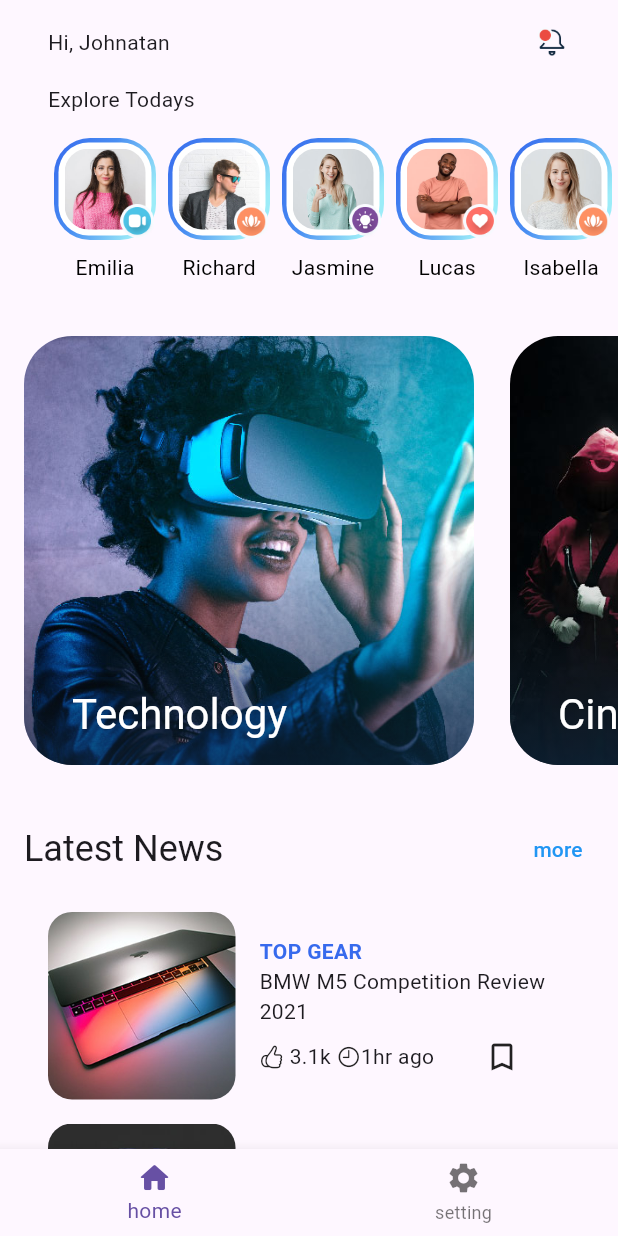
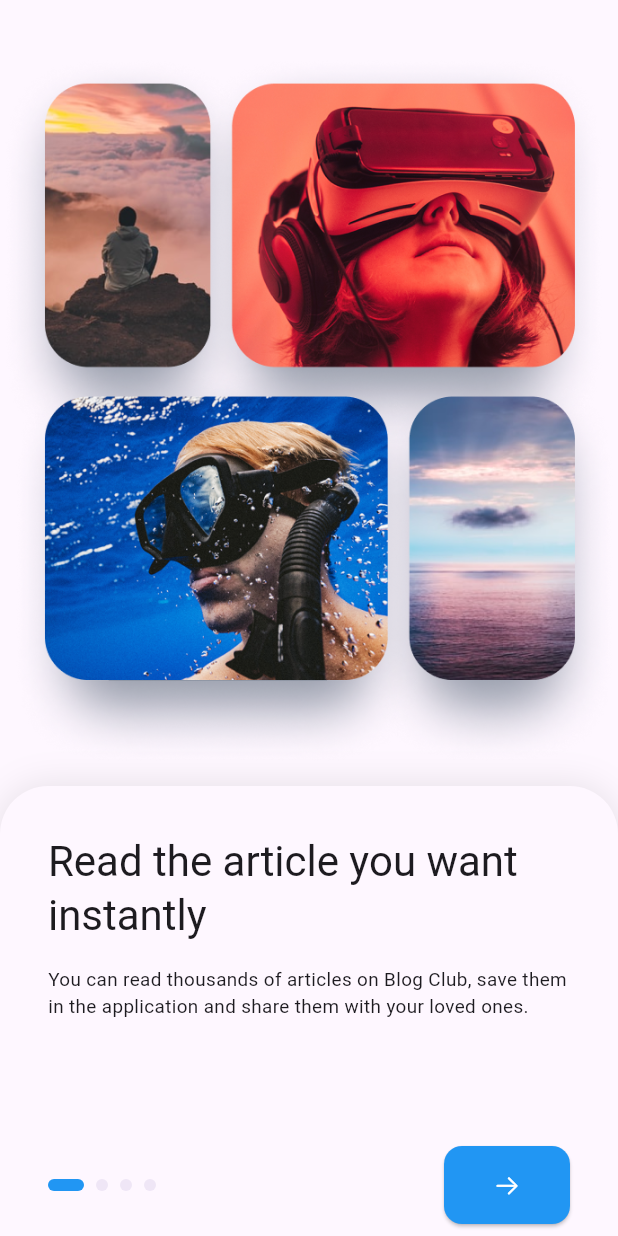
Before and after one commit to AmirhosseinBaghi/blog-club, a Flutter app: the screen it shows after launch, on a phone screen of 412 x 824 dp. Run offline on Flutter 3.47's test engine with Material 3 defaults, Android fonts, the phone set to English and light mode, and no system bars; drawn by our look-alikes of smooth_page_indicator; our stand-ins replace flutter_svg.

Commit message:
onboarding page

```diff
--- a/lib/main.dart
+++ b/lib/main.dart
@@ -1,9 +1,6 @@
-import 'package:blog_club/homepage.dart';
 import 'package:blog_club/splashscreen.dart';
-import 'package:flutter/cupertino.dart';
 
 import 'package:flutter/material.dart';
-import 'package:flutter/widgets.dart';
 
 void main() {
   runApp(const MyApp());
@@ -21,7 +18,12 @@ class MyApp extends StatelessWidget {
     return MaterialApp(
       debugShowCheckedModeBanner: false,
       title: 'Flutter Demo',
-      theme: ThemeData(
+      theme: ThemeData(elevatedButtonTheme: const ElevatedButtonThemeData(
+        style: ButtonStyle(
+          iconColor: MaterialStatePropertyAll(Colors.white),
+          backgroundColor: MaterialStatePropertyAll(Colors.blue)
+        )
+      ),
         primarySwatch: Colors.blue,
         textTheme: const TextTheme(
             headlineLarge: TextStyle(
@@ -44,7 +46,7 @@ class MyApp extends StatelessWidget {
                 fontSize: 12)),
       ),
       // home: const MyHomeScreen(),
-      home: SplashScreen(),
+      home: const SplashScreen(),
     );
   }
 }
@@ -55,7 +57,9 @@ class bottomnav extends StatelessWidget {
 
   @override
   Widget build(BuildContext context) {
-    return BottomNavigationBar(items: [
+    return BottomNavigationBar(
+      selectedItemColor: Color.fromARGB(255, 26, 123, 214),
+      items: [
       BottomNavigationBarItem(
       icon: Icon(Icons.home_rounded),
       label: "home"
--- /dev/null
+++ b/lib/onboarding.dart
@@ -0,0 +1,131 @@
+import 'package:blog_club/data.dart';
+import 'package:flutter/cupertino.dart';
+import 'package:flutter/material.dart';
+import 'package:smooth_page_indicator/smooth_page_indicator.dart';
+
+class OnBoardingScreen extends StatefulWidget {
+  const OnBoardingScreen({Key? key}) : super(key: key);
+
+  @override
+  State<OnBoardingScreen> createState() => _OnBoardingScreenState();
+}
+
+class _OnBoardingScreenState extends State<OnBoardingScreen> {
+  final PageController _pageController = PageController();
+  final items = AppDatabase.onBoardingItems;
+
+  int page = 0;
+  @override
+  void initState() {
+    _pageController.addListener(() {
+      if (_pageController.page!.round() != page) {
+        setState(() {
+          page = _pageController.page!.round();
+          debugPrint('Onboarding: Selected Page -> $page');
+        });
+      }
+    });
+    super.initState();
+  }
+
+  @override
+  Widget build(BuildContext context) {
+    final ThemeData themeData = Theme.of(context);
+    return Scaffold(
+      backgroundColor: themeData.colorScheme.background,
+      body: SafeArea(
+        child: Column(
+          children: [
+            Expanded(
+              child: Padding(
+                padding: const EdgeInsets.only(top: 32, bottom: 8),
+                child: Image.asset('assets/img/background/onboarding.png'),
+              ),
+            ),
+            Container(
+              height: 300,
+              decoration: BoxDecoration(
+                  color: themeData.colorScheme.surface,
+                  boxShadow: [
+                    BoxShadow(
+                      blurRadius: 20,
+                      color: Colors.black.withOpacity(0.1),
+                    )
+                  ],
+                  borderRadius: const BorderRadius.only(
+                      topLeft: Radius.circular(32),
+                      topRight: Radius.circular(32))),
+              child: Column(
+                children: [
+                  Expanded(
+                    child: PageView.builder(
+                      itemCount: items.length,
+                      controller: _pageController,
+                      itemBuilder: (context, index) {
+                        return Padding(
+                          padding: const EdgeInsets.all(32),
+                          child: Column(
+                            crossAxisAlignment: CrossAxisAlignment.start,
+                            children: [
+                              Text(
+                                items[index].title,
+                                style: themeData.textTheme.headline4,
+                              ),
+                              const SizedBox(
+                                height: 16,
+                              ),
+                              Text(
+                                items[index].description,
+                                style: themeData.textTheme.bodyMedium!
+                                    .apply(fontSizeFactor: 0.9),
+                              ),
+                            ],
+                          ),
+                        );
+                      },
+                    ),
+                  ),
+                  Container(
+                    height: 60,
+                    padding:
+                        const EdgeInsets.only(left: 32, right: 32, bottom: 8),
+                    child: Row(
+                      mainAxisAlignment: MainAxisAlignment.spaceBetween,
+                      children: [
+                        SmoothPageIndicator(
+                          controller: _pageController,
+                          count: items.length,
+                          effect: ExpandingDotsEffect(
+                              activeDotColor: Colors.blue,
+                              dotWidth: 8,
+                              dotHeight: 8,
+                              dotColor: themeData.colorScheme.primary
+                                  .withOpacity(0.1)),
+                        ),
+                        ElevatedButton(
+                          onPressed: () {
+
+                          },
+                          style: ButtonStyle(
+                              minimumSize:
+                                  MaterialStateProperty.all(const Size(84, 60)),
+                              shape: MaterialStateProperty.all(
+                                RoundedRectangleBorder(
+                                    borderRadius: BorderRadius.circular(12)),
+                              )),
+                          child: Icon(page == items.length - 1
+                              ? CupertinoIcons.check_mark
+                              : CupertinoIcons.arrow_right),
+                        )
+                      ],
+                    ),
+                  ),
+                ],
+              ),
+            ),
+          ],
+        ),
+      ),
+    );
+  }
+}
--- a/lib/splashscreen.dart
+++ b/lib/splashscreen.dart
@@ -1,4 +1,5 @@
 import 'package:blog_club/homepage.dart';
+import 'package:blog_club/onboarding.dart';
 import 'package:flutter/cupertino.dart';
 import 'package:flutter/material.dart';
 import 'package:flutter_svg/flutter_svg.dart';
@@ -16,7 +17,7 @@ class _SplashScreenState extends State<SplashScreen> {
     super.initState();
     Future.delayed(Duration(seconds: 2)).then(
         (value) => Navigator.of(context).pushReplacement(MaterialPageRoute(
-              builder: (context) => MyHomeScreen(),
+              builder: (context) => OnBoardingScreen(),
             )));
   }
 
--- a/pubspec.yaml
+++ b/pubspec.yaml
@@ -36,6 +36,7 @@ dependencies:
   # Use with the CupertinoIcons class for iOS style icons.
   cupertino_icons: ^1.0.6
   flutter_svg: ^2.0.10+1
+  smooth_page_indicator: ^1.1.0
 
 dev_dependencies:
   flutter_test:
```
Also changed, not shown: lib/homepage.dart (line endings or trailing spaces), pubspec.lock.
